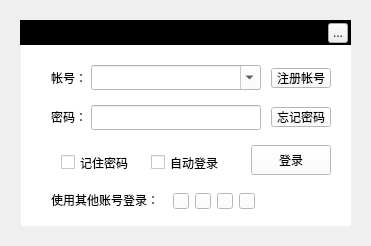
Greedysky/TTKMusicPlayer, file TTKCore/musicUi/musicUsermanager/musicuserdialog.ui: the form before one commit.
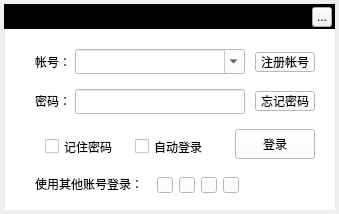
The form after the commit. Icons and pictures are not drawn. Custom widgets are drawn as their Qt base class.

Patch:
```diff
--- a/TTKCore/musicUi/musicUsermanager/musicuserdialog.ui
+++ b/TTKCore/musicUi/musicUsermanager/musicuserdialog.ui
@@ -6,8 +6,8 @@
    <rect>
     <x>0</x>
     <y>0</y>
-    <width>371</width>
-    <height>246</height>
+    <width>339</width>
+    <height>214</height>
    </rect>
   </property>
   <property name="windowTitle">
@@ -19,8 +19,8 @@
   <widget class="QLabel" name="topTitleBar">
    <property name="geometry">
     <rect>
-     <x>20</x>
-     <y>20</y>
+     <x>4</x>
+     <y>4</y>
      <width>331</width>
      <height>25</height>
     </rect>
@@ -35,8 +35,8 @@
   <widget class="QLabel" name="topTitleName">
    <property name="geometry">
     <rect>
-     <x>30</x>
-     <y>20</y>
+     <x>14</x>
+     <y>4</y>
      <width>61</width>
      <height>25</height>
     </rect>
@@ -51,8 +51,8 @@
   <widget class="QToolButton" name="topTitleCloseButton">
    <property name="geometry">
     <rect>
-     <x>328</x>
-     <y>23</y>
+     <x>312</x>
+     <y>7</y>
      <width>20</width>
      <height>20</height>
     </rect>
@@ -67,8 +67,8 @@
    </property>
    <property name="geometry">
     <rect>
-     <x>21</x>
-     <y>45</y>
+     <x>5</x>
+     <y>29</y>
      <width>330</width>
      <height>181</height>
     </rect>
```
